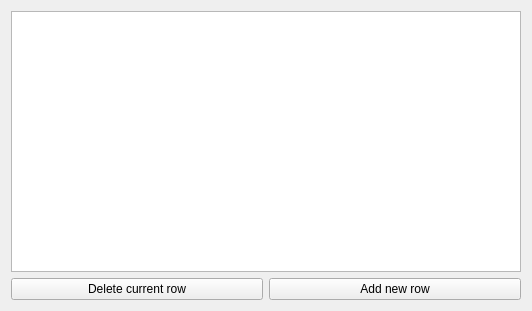
The window that books.ui (Cenadar/facultyarchive) describes before a commit, drawn with Qt 5.
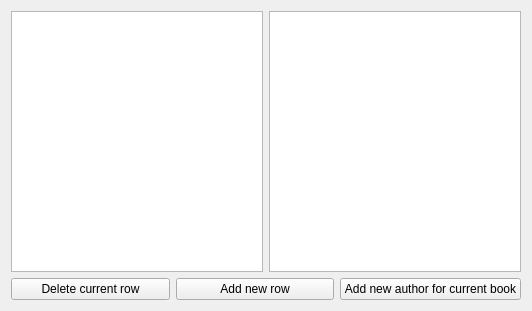
The same window after the commit.

Commit message: All sections now works. Needed to add deletion of relations between books and authors.

Patch:
```diff
--- a/books.ui
+++ b/books.ui
@@ -13,13 +13,22 @@
   <property name="windowTitle">
    <string>Form</string>
   </property>
-  <layout class="QHBoxLayout" name="horizontalLayout_2">
-   <item>
     <layout class="QVBoxLayout" name="verticalLayout">
      <item>
+    <layout class="QHBoxLayout" name="horizontalLayout_2">
+     <item>
       <widget class="QTableView" name="tableView"/>
      </item>
      <item>
+      <widget class="QTableView" name="tableAuthorsView">
+       <attribute name="horizontalHeaderStretchLastSection">
+        <bool>true</bool>
+       </attribute>
+      </widget>
+     </item>
+    </layout>
+   </item>
+   <item>
       <layout class="QHBoxLayout" name="horizontalLayout">
        <item>
         <widget class="QPushButton" name="delButton">
@@ -35,7 +44,12 @@
          </property>
         </widget>
        </item>
-      </layout>
+     <item>
+      <widget class="QPushButton" name="addAuthorButton">
+       <property name="text">
+        <string>Add new author for current book</string>
+       </property>
+      </widget>
      </item>
     </layout>
    </item>
```
Lines whose indentation alone changed are shown as unchanged. The commit also changes 11 other files.
